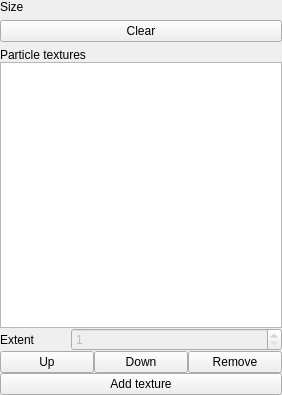
The window that applications/ParticlesEditor/src/PropertiesWidget/ParticleFieldWidget.ui (AluminiumRat/mtt) describes before a commit, drawn with Qt 5.
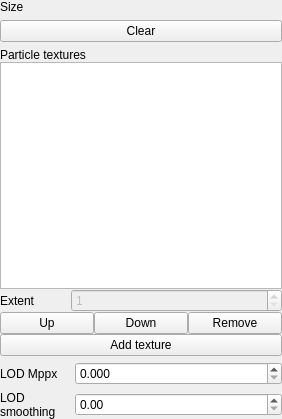
The same window after the commit.

Commit message: Distance LOD switching replaced to MPPX LOD switching in ParticlesDrawable. LodMppx and LodSmoothing properties added to ParticleField.

Diff of the .ui file:
```diff
--- a/applications/ParticlesEditor/src/PropertiesWidget/ParticleFieldWidget.ui
+++ b/applications/ParticlesEditor/src/PropertiesWidget/ParticleFieldWidget.ui
@@ -7,7 +7,7 @@
     <x>0</x>
     <y>0</y>
     <width>282</width>
-    <height>395</height>
+    <height>419</height>
    </rect>
   </property>
   <property name="windowTitle">
@@ -153,6 +153,81 @@
      </item>
     </layout>
    </item>
+   <item>
+    <layout class="QHBoxLayout" name="lodMppxLayout">
+     <property name="bottomMargin">
+      <number>0</number>
+     </property>
+     <item>
+      <widget class="QLabel" name="lodMppxLabel">
+       <property name="sizePolicy">
+        <sizepolicy hsizetype="Preferred" vsizetype="Preferred">
+         <horstretch>1</horstretch>
+         <verstretch>0</verstretch>
+        </sizepolicy>
+       </property>
+       <property name="text">
+        <string>LOD Mppx</string>
+       </property>
+      </widget>
+     </item>
+     <item>
+      <widget class="QDoubleSpinBox" name="lodMppxSpin">
+       <property name="sizePolicy">
+        <sizepolicy hsizetype="Minimum" vsizetype="Fixed">
+         <horstretch>3</horstretch>
+         <verstretch>0</verstretch>
+        </sizepolicy>
+       </property>
+       <property name="decimals">
+        <number>3</number>
+       </property>
+       <property name="singleStep">
+        <double>0.010000000000000</double>
+       </property>
+      </widget>
+     </item>
+    </layout>
+   </item>
+   <item>
+    <layout class="QHBoxLayout" name="lodSmoothingLayout">
+     <property name="bottomMargin">
+      <number>0</number>
+     </property>
+     <item>
+      <widget class="QLabel" name="lodSmoothingLabel">
+       <property name="sizePolicy">
+        <sizepolicy hsizetype="Preferred" vsizetype="Preferred">
+         <horstretch>1</horstretch>
+         <verstretch>0</verstretch>
+        </sizepolicy>
+       </property>
+       <property name="text">
+        <string>LOD smoothing</string>
+       </property>
+       <property name="wordWrap">
+        <bool>true</bool>
+       </property>
+      </widget>
+     </item>
+     <item>
+      <widget class="QDoubleSpinBox" name="lodSmoothingSpin">
+       <property name="sizePolicy">
+        <sizepolicy hsizetype="Minimum" vsizetype="Fixed">
+         <horstretch>3</horstretch>
+         <verstretch>0</verstretch>
+        </sizepolicy>
+       </property>
+       <property name="maximum">
+        <double>1.000000000000000</double>
+       </property>
+       <property name="singleStep">
+        <double>0.100000000000000</double>
+       </property>
+      </widget>
+     </item>
+    </layout>
+   </item>
   </layout>
  </widget>
  <resources/>
```
The commit also changes 24 other files.
